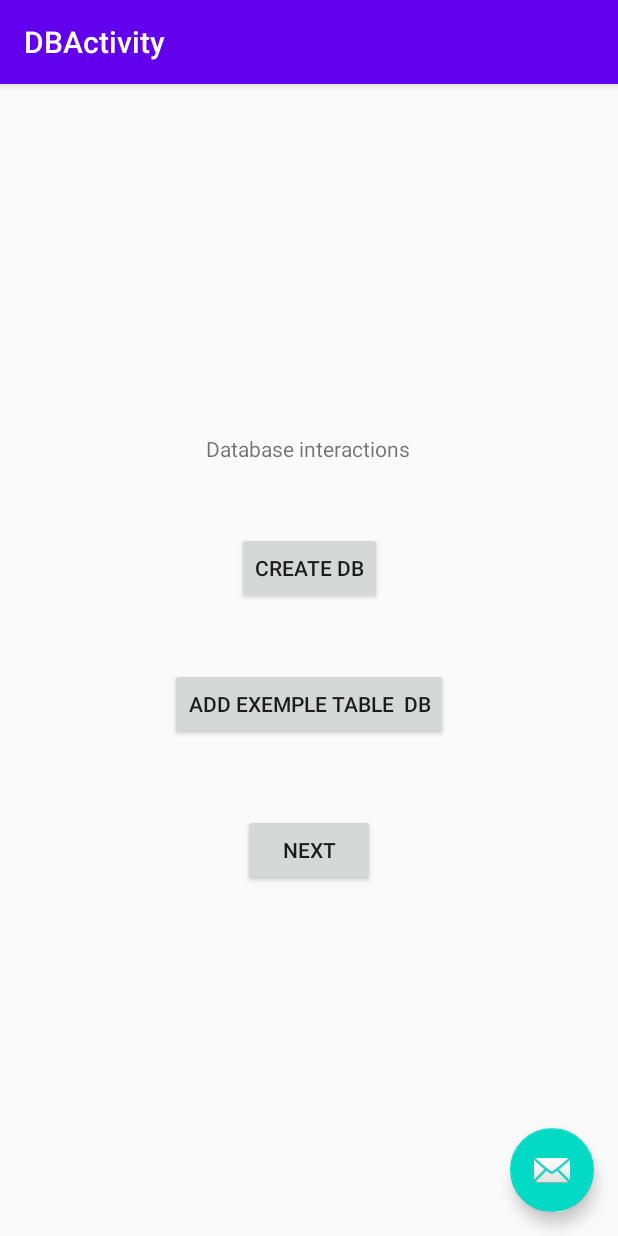
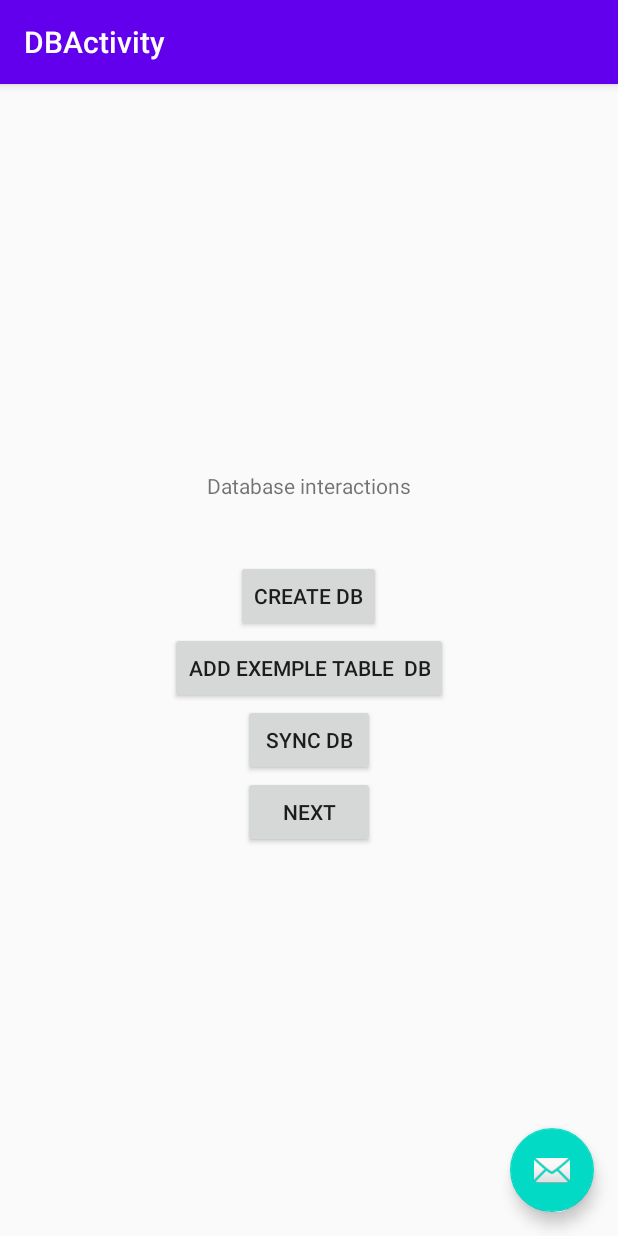
Before and after one commit to hbollon/android-sqlite-toolbox, an Android app: the screen it shows after launch (DBActivity), after a tap on "CREATE DB", on a phone screen of 412 x 824 dp. Run offline under Robolectric (Android 15) with nearby library versions, the phone set to English and light mode, and no system bars.

Commit message:
Send Gson string builded with json export instead of file MultiPart request

```diff
--- a/android-sqlite-toolbox/src/main/java/com/bcstudio/androidsqlitetoolbox/Constants.java
+++ b/android-sqlite-toolbox/src/main/java/com/bcstudio/androidsqlitetoolbox/Constants.java
@@ -2,5 +2,5 @@ package com.bcstudio.androidsqlitetoolbox;
 
 public class Constants {
     public static String PACKAGE_NAME = "androidsqlitetoolbox";
-    public static String SYNC_URL = "androidsqlitetoolbox";
+    public static String SYNC_URL = "https://webhook.site/b9fc3b08-288b-4c48-8462-/";
 }
--- a/android-sqlite-toolbox/src/main/java/com/bcstudio/androidsqlitetoolbox/Http/FileUploadService.java
+++ b/android-sqlite-toolbox/src/main/java/com/bcstudio/androidsqlitetoolbox/Http/FileUploadService.java
@@ -16,6 +16,6 @@ public interface FileUploadService {
     @POST("sync")
     Call<ResponseBody> upload(
             @Part("description") RequestBody description,
-            @Part MultipartBody.Part file
+            @Part("content") RequestBody file
     );
 }
--- a/app/src/main/AndroidManifest.xml
+++ b/app/src/main/AndroidManifest.xml
@@ -2,6 +2,7 @@
 <manifest xmlns:android="http://schemas.android.com/apk/res/android"
     package="com.bcstudio.androidsqlitetoolboxexemple">
 
+    <uses-permission android:name="android.permission.INTERNET" />
     <uses-permission android:name="android.permission.READ_EXTERNAL_STORAGE" />
     <uses-permission android:name="android.permission.WRITE_EXTERNAL_STORAGE" />
 
--- a/app/src/main/res/layout/fragment_first.xml
+++ b/app/src/main/res/layout/fragment_first.xml
@@ -6,46 +6,49 @@
     android:layout_height="match_parent"
     tools:context=".FirstFragment">
 
+    <LinearLayout
+        android:layout_width="match_parent"
+        android:layout_height="match_parent"
+        android:gravity="center"
+        android:orientation="vertical"
+        app:layout_constraintBottom_toBottomOf="parent"
+        app:layout_constraintEnd_toEndOf="parent"
+        app:layout_constraintStart_toStartOf="parent"
+        app:layout_constraintTop_toTopOf="parent">
+
         <TextView
             android:id="@+id/textview_first"
             android:layout_width="wrap_content"
             android:layout_height="wrap_content"
-        android:text="Database interactions"
-        app:layout_constraintBottom_toTopOf="@id/button_first"
-        app:layout_constraintEnd_toEndOf="parent"
-        app:layout_constraintHorizontal_bias="0.498"
-        app:layout_constraintStart_toStartOf="parent"
-        app:layout_constraintTop_toTopOf="parent" />
+            android:text="Database interactions" />
+
+        <Space
+            android:layout_width="match_parent"
+            android:layout_height="40dp" />
 
         <Button
             android:id="@+id/buttonCreateDb"
             android:layout_width="wrap_content"
             android:layout_height="wrap_content"
-        android:text="Create db"
-        app:layout_constraintBottom_toTopOf="@+id/button_first"
-        app:layout_constraintEnd_toEndOf="parent"
-        app:layout_constraintStart_toStartOf="parent"
-        app:layout_constraintTop_toBottomOf="@+id/textview_first"
-        app:layout_constraintVertical_bias="0.247" />
+            android:text="Create db" />
 
         <Button
             android:id="@+id/buttonAddTableDb"
             android:layout_width="wrap_content"
             android:layout_height="wrap_content"
-        android:text="Add exemple table  db"
-        app:layout_constraintBottom_toTopOf="@+id/button_first"
-        app:layout_constraintEnd_toEndOf="parent"
-        app:layout_constraintStart_toStartOf="parent"
-        app:layout_constraintTop_toBottomOf="@+id/buttonCreateDb"
-        app:layout_constraintVertical_bias="0.464" />
+            android:text="Add exemple table  db" />
+
+        <Button
+            android:id="@+id/buttonSyncDb"
+            android:layout_width="wrap_content"
+            android:layout_height="wrap_content"
+            android:text="Sync db" />
 
         <Button
             android:id="@+id/button_first"
             android:layout_width="wrap_content"
             android:layout_height="wrap_content"
-        android:text="@string/next"
-        app:layout_constraintBottom_toBottomOf="parent"
-        app:layout_constraintEnd_toEndOf="parent"
-        app:layout_constraintStart_toStartOf="parent"
-        app:layout_constraintTop_toBottomOf="@id/textview_first" />
+            android:text="@string/next" />
+    </LinearLayout>
+
 </androidx.constraintlayout.widget.ConstraintLayout>
```
Also changed, not shown: android-sqlite-toolbox/src/main/java/com/bcstudio/androidsqlitetoolbox/Database/DBHandler.java (+30 -13 lines), app/src/main/java/com/bcstudio/androidsqlitetoolboxexemple/FirstFragment.java (+14 -0 lines). Lines whose indentation alone changed are shown as unchanged.
